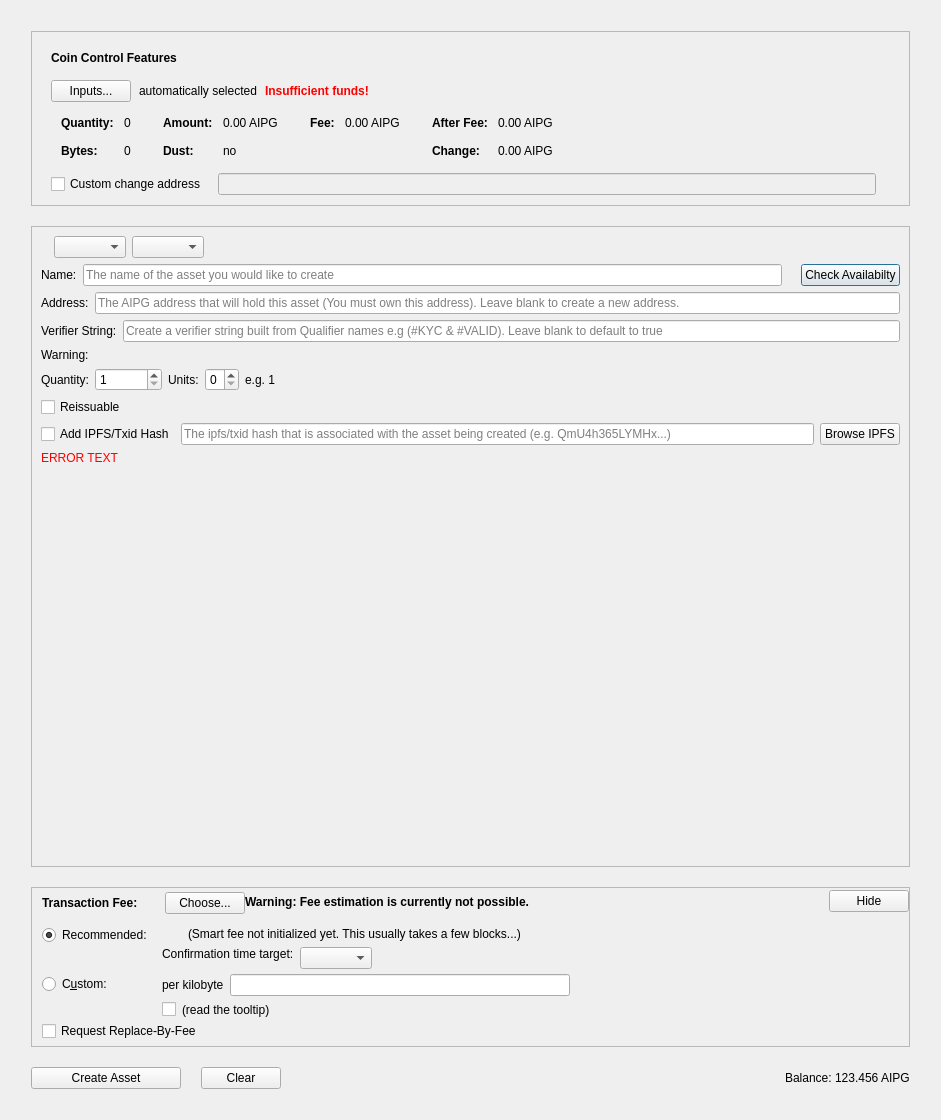
Above: src/qt/forms/createassetdialog.ui from AIPowerGrid/AI-Power-Grid-Core before the change. Below: the same form after it.
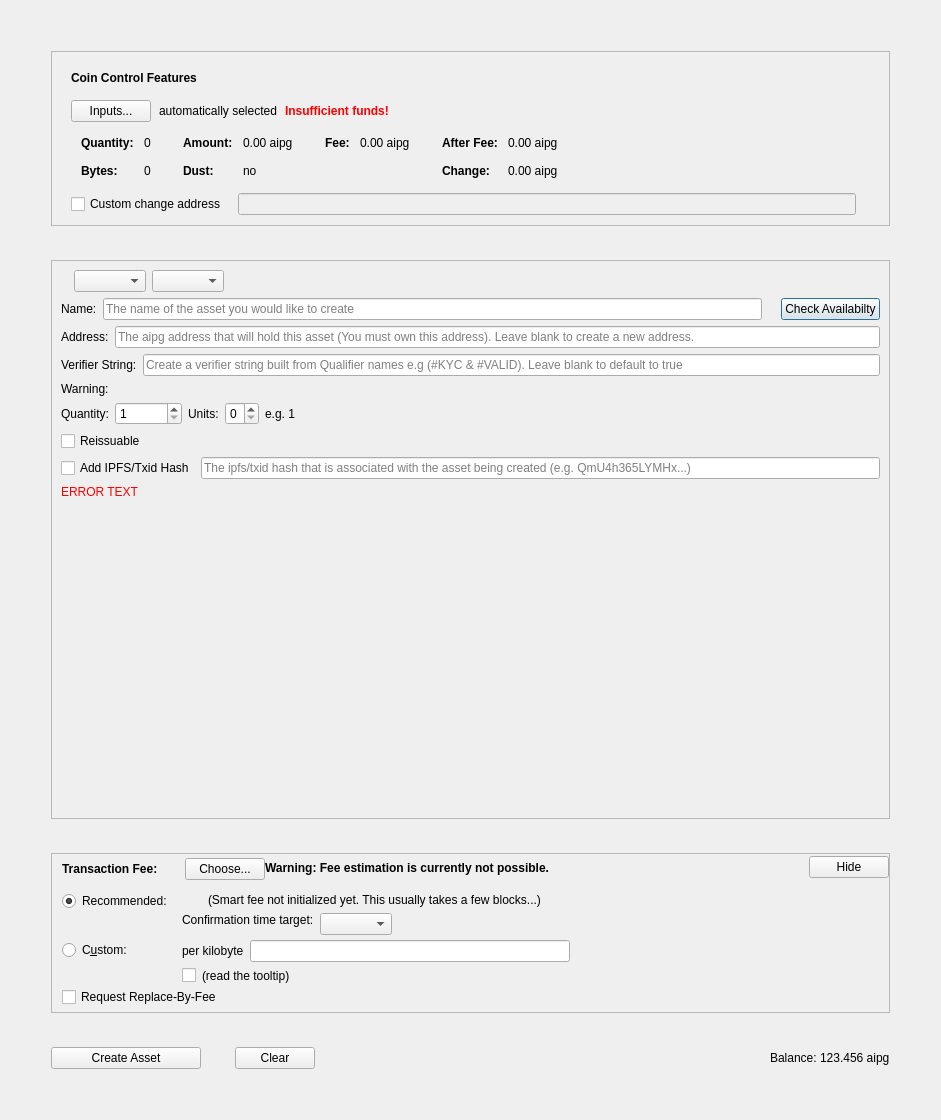
That is the form after the change. Custom widgets are drawn as their Qt base class.

The edit to the form file:
```diff
--- a/src/qt/forms/createassetdialog.ui
+++ b/src/qt/forms/createassetdialog.ui
@@ -32,19 +32,19 @@
    <item>
     <layout class="QVBoxLayout" name="verticalLayout_5">
      <property name="spacing">
-      <number>20</number>
+      <number>34</number>
      </property>
      <property name="leftMargin">
-      <number>20</number>
+      <number>40</number>
      </property>
      <property name="topMargin">
-      <number>20</number>
+      <number>40</number>
      </property>
      <property name="rightMargin">
-      <number>20</number>
+      <number>40</number>
      </property>
      <property name="bottomMargin">
-      <number>20</number>
+      <number>40</number>
      </property>
      <item>
       <widget class="QFrame" name="frameCoinControl">
@@ -335,7 +335,7 @@
                     <enum>Qt::ActionsContextMenu</enum>
                    </property>
                    <property name="text">
-                    <string notr="true">0.00 AIPG</string>
+                    <string notr="true">0.00 aipg</string>
                    </property>
                    <property name="textInteractionFlags">
                     <set>Qt::LinksAccessibleByMouse|Qt::TextSelectableByKeyboard|Qt::TextSelectableByMouse</set>
@@ -415,7 +415,7 @@
                     <enum>Qt::ActionsContextMenu</enum>
                    </property>
                    <property name="text">
-                    <string notr="true">0.00 AIPG</string>
+                    <string notr="true">0.00 aipg</string>
                    </property>
                    <property name="textInteractionFlags">
                     <set>Qt::LinksAccessibleByMouse|Qt::TextSelectableByKeyboard|Qt::TextSelectableByMouse</set>
@@ -466,7 +466,7 @@
                     <enum>Qt::ActionsContextMenu</enum>
                    </property>
                    <property name="text">
-                    <string notr="true">0.00 AIPG</string>
+                    <string notr="true">0.00 aipg</string>
                    </property>
                    <property name="textInteractionFlags">
                     <set>Qt::LinksAccessibleByMouse|Qt::TextSelectableByKeyboard|Qt::TextSelectableByMouse</set>
@@ -495,7 +495,7 @@
                     <enum>Qt::ActionsContextMenu</enum>
                    </property>
                    <property name="text">
-                    <string notr="true">0.00 AIPG</string>
+                    <string notr="true">0.00 aipg</string>
                    </property>
                    <property name="textInteractionFlags">
                     <set>Qt::LinksAccessibleByMouse|Qt::TextSelectableByKeyboard|Qt::TextSelectableByMouse</set>
@@ -593,12 +593,6 @@
      </item>
      <item>
       <widget class="QFrame" name="frameAssetData">
-       <property name="minimumSize">
-        <size>
-         <width>0</width>
-         <height>220</height>
-        </size>
-       </property>
        <property name="frameShape">
         <enum>QFrame::StyledPanel</enum>
        </property>
@@ -694,7 +688,7 @@
                <string/>
               </property>
               <property name="placeholderText">
-               <string>The AIPG address that will hold this asset (You must own this address). Leave blank to create a new address.</string>
+               <string>The aipg address that will hold this asset (You must own this address). Leave blank to create a new address.</string>
               </property>
              </widget>
             </item>
@@ -835,13 +829,6 @@
               </property>
              </widget>
             </item>
-            <item>
-             <widget class="QPushButton" name="openIpfsButton">
-              <property name="text">
-               <string>Browse IPFS</string>
-              </property>
-             </widget>
-            </item>
            </layout>
           </item>
           <item>
@@ -1433,7 +1420,7 @@
             <enum>Qt::RightToLeft</enum>
            </property>
            <property name="text">
-            <string>123.456 AIPG</string>
+            <string>123.456 aipg</string>
            </property>
           </widget>
          </item>
```
Left out of the diff: 4 changed lines with no effect on the pictures.
